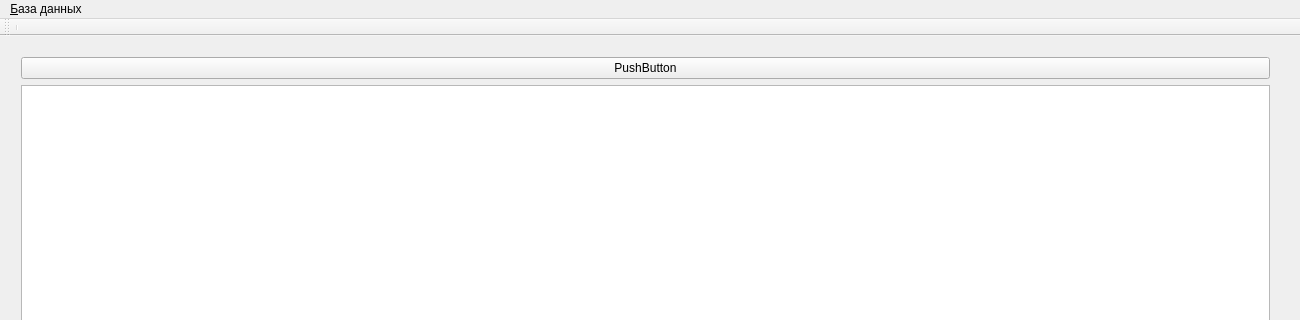
Above: mainwindow.ui from hays0503/Library before the change; both pictures show x 0 to 1300 and y 0 to 320 of the 1300 by 700 pixel window. Below: the same form after it.
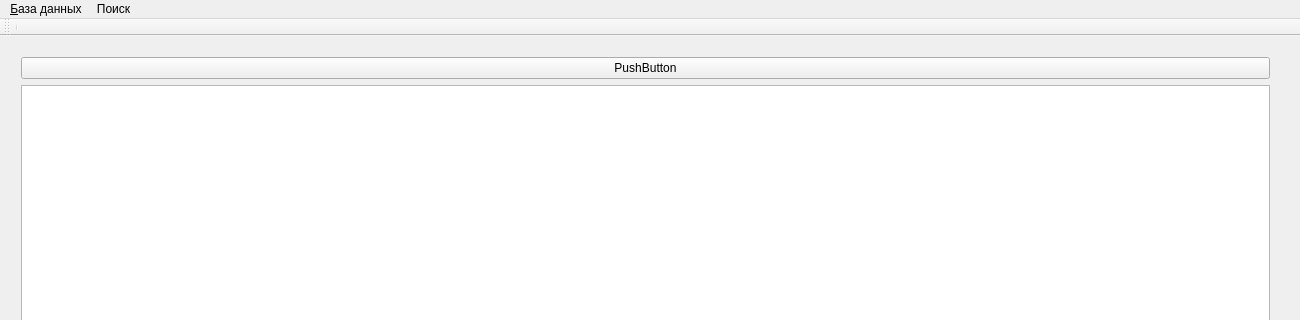
That is the form after the change.

Diff of the .ui file:
```diff
--- a/mainwindow.ui
+++ b/mainwindow.ui
@@ -136,7 +136,7 @@
      <height>18</height>
     </rect>
    </property>
-   <widget class="QMenu" name="menu">
+   <widget class="QMenu" name="menu_database">
     <property name="title">
      <string>&amp;База данных</string>
     </property>
@@ -145,7 +145,15 @@
     <addaction name="action_3"/>
     <addaction name="action_4"/>
    </widget>
-   <addaction name="menu"/>
+   <widget class="QMenu" name="menu_database_search">
+    <property name="title">
+     <string>Поиск</string>
+    </property>
+    <addaction name="Search_in_database"/>
+    <addaction name="Filter"/>
+   </widget>
+   <addaction name="menu_database"/>
+   <addaction name="menu_database_search"/>
   </widget>
   <widget class="QToolBar" name="mainToolBar">
    <attribute name="toolBarArea">
```
Left out of the diff: 26 changed lines with no effect on the pictures.
